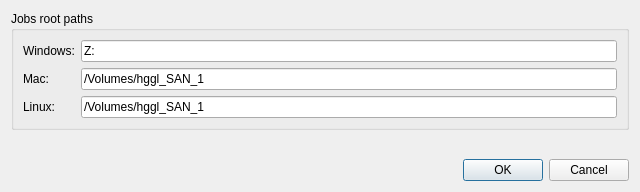
Old version of the form core/tools/icAdmin/edit_root_paths_ui.ui in the repository mjbonnington/icarus-gps.
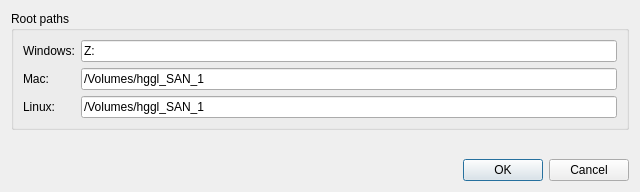
New version of the form.

Diff of the .ui file:
```diff
--- a/core/tools/icAdmin/edit_root_paths_ui.ui
+++ b/core/tools/icAdmin/edit_root_paths_ui.ui
@@ -26,7 +26,7 @@
       </sizepolicy>
      </property>
      <property name="title">
-      <string>Jobs root paths</string>
+      <string>Root paths</string>
      </property>
      <layout class="QFormLayout" name="formLayout_15">
       <property name="fieldGrowthPolicy">
```
Left out of the diff: 4 changed lines with no effect on the pictures.
